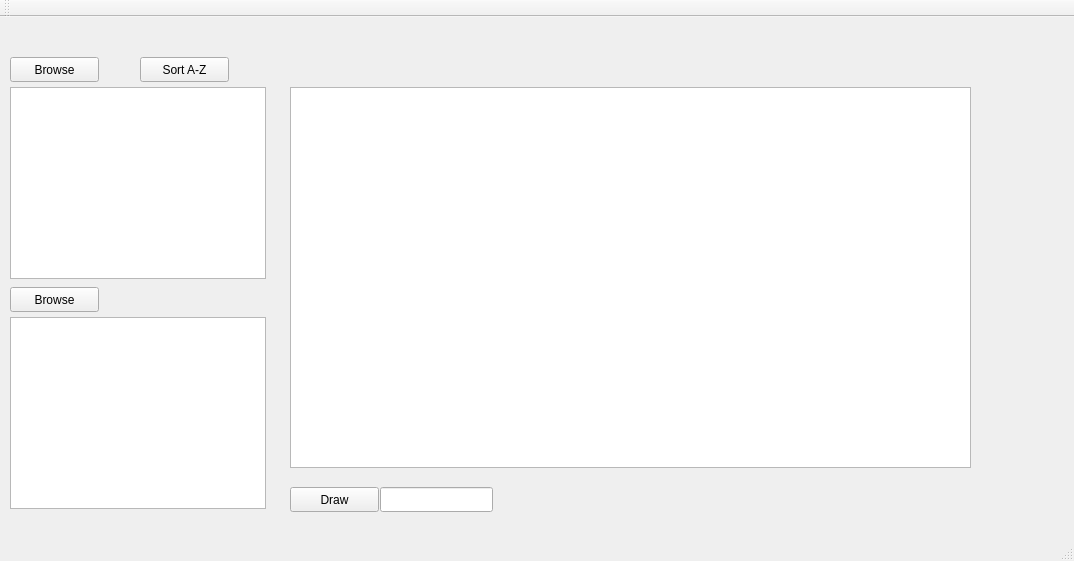
Qt form SDITool/mainwindow.ui (jnc0802/SDI) before a commit.
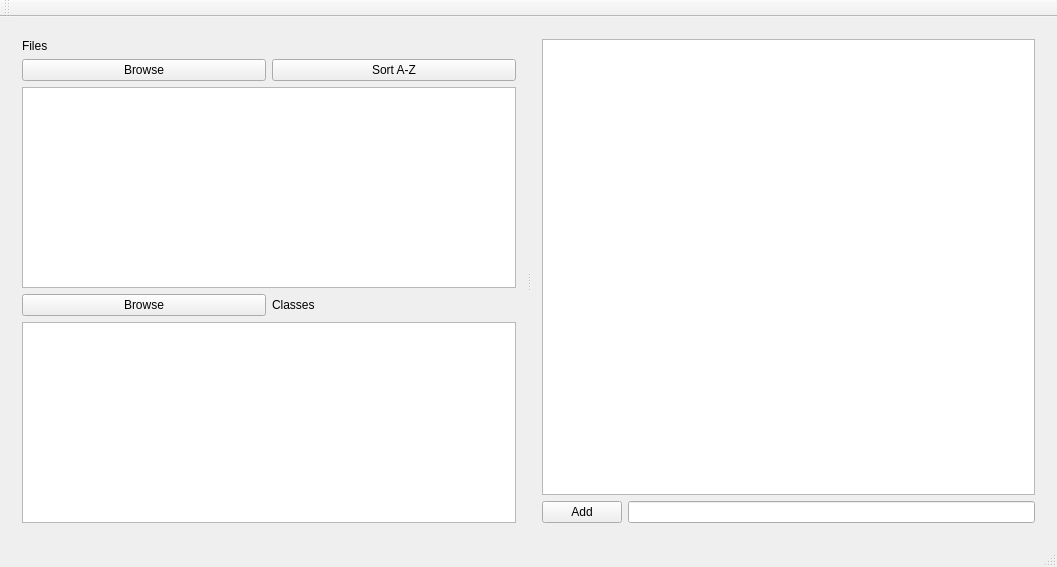
The same form after that commit.

Diff of the .ui file:
```diff
--- a/SDITool/mainwindow.ui
+++ b/SDITool/mainwindow.ui
@@ -6,106 +6,97 @@
    <rect>
     <x>0</x>
     <y>0</y>
-    <width>1074</width>
-    <height>561</height>
+    <width>1057</width>
+    <height>567</height>
    </rect>
   </property>
   <property name="windowTitle">
    <string>MainWindow</string>
   </property>
   <widget class="QWidget" name="centralWidget">
-   <widget class="QListWidget" name="FileList">
-    <property name="geometry">
-     <rect>
-      <x>10</x>
-      <y>70</y>
-      <width>256</width>
-      <height>192</height>
-     </rect>
-    </property>
-   </widget>
-   <widget class="QListWidget" name="ClassList">
-    <property name="geometry">
-     <rect>
-      <x>10</x>
-      <y>300</y>
-      <width>256</width>
-      <height>192</height>
-     </rect>
-    </property>
-   </widget>
-   <widget class="QPushButton" name="FileBtn">
-    <property name="geometry">
-     <rect>
-      <x>10</x>
-      <y>40</y>
-      <width>89</width>
-      <height>25</height>
-     </rect>
-    </property>
-    <property name="text">
-     <string>Browse</string>
-    </property>
-   </widget>
-   <widget class="QPushButton" name="ClassBtn">
-    <property name="geometry">
-     <rect>
-      <x>10</x>
-      <y>270</y>
-      <width>89</width>
-      <height>25</height>
-     </rect>
-    </property>
-    <property name="text">
-     <string>Browse</string>
-    </property>
-   </widget>
-   <widget class="QGraphicsView" name="ImgView">
-    <property name="geometry">
-     <rect>
-      <x>290</x>
-      <y>70</y>
-      <width>681</width>
-      <height>381</height>
-     </rect>
-    </property>
-   </widget>
-   <widget class="QPushButton" name="SortAlpha">
-    <property name="geometry">
-     <rect>
-      <x>140</x>
-      <y>40</y>
-      <width>89</width>
-      <height>25</height>
-     </rect>
-    </property>
-    <property name="text">
-     <string>Sort A-Z</string>
-    </property>
-   </widget>
-   <widget class="QPushButton" name="DrawBtn">
-    <property name="geometry">
-     <rect>
-      <x>290</x>
-      <y>470</y>
-      <width>89</width>
-      <height>25</height>
-     </rect>
-    </property>
-    <property name="text">
-     <string>Draw</string>
-    </property>
-   </widget>
-   <widget class="QLineEdit" name="ClassName">
-    <property name="geometry">
-     <rect>
-      <x>380</x>
-      <y>470</y>
-      <width>113</width>
-      <height>25</height>
-     </rect>
-    </property>
-   </widget>
+   <layout class="QHBoxLayout" name="horizontalLayout_4">
+    <item>
+     <widget class="QSplitter" name="splitter">
+      <property name="orientation">
+       <enum>Qt::Horizontal</enum>
+      </property>
+      <widget class="QWidget" name="">
+       <layout class="QVBoxLayout" name="verticalLayout">
+        <item>
+         <widget class="QLabel" name="label">
+          <property name="text">
+           <string>Files</string>
+          </property>
+         </widget>
+        </item>
+        <item>
+         <layout class="QHBoxLayout" name="horizontalLayout">
+          <item>
+           <widget class="QPushButton" name="FileBtn">
+            <property name="text">
+             <string>Browse</string>
+            </property>
+           </widget>
+          </item>
+          <item>
+           <widget class="QPushButton" name="SortAlpha">
+            <property name="text">
+             <string>Sort A-Z</string>
+            </property>
+           </widget>
+          </item>
+         </layout>
+        </item>
+        <item>
+         <widget class="QListWidget" name="FileList"/>
+        </item>
+        <item>
+         <layout class="QHBoxLayout" name="horizontalLayout_2">
+          <item>
+           <widget class="QPushButton" name="ClassBtn">
+            <property name="text">
+             <string>Browse</string>
+            </property>
+           </widget>
+          </item>
+          <item>
+           <widget class="QLabel" name="label_2">
+            <property name="text">
+             <string>Classes</string>
+            </property>
+           </widget>
+          </item>
+         </layout>
+        </item>
+        <item>
+         <widget class="QListWidget" name="ClassList"/>
+        </item>
+       </layout>
+      </widget>
+      <widget class="QWidget" name="">
+       <layout class="QVBoxLayout" name="verticalLayout_2">
+        <item>
+         <widget class="QGraphicsView" name="ImgView"/>
+        </item>
+        <item>
+         <layout class="QHBoxLayout" name="horizontalLayout_3">
+          <item>
+           <widget class="QPushButton" name="DrawBtn">
+            <property name="text">
+             <string>Add</string>
+            </property>
+           </widget>
+          </item>
+          <item>
+           <widget class="QLineEdit" name="ClassName"/>
+          </item>
+         </layout>
+        </item>
+       </layout>
+      </widget>
+     </widget>
+    </item>
+   </layout>
   </widget>
   <widget class="QMenuBar" name="menuBar">
    <property name="geometry">
```
Left out of the diff: 2 changed lines with no effect on the pictures.
